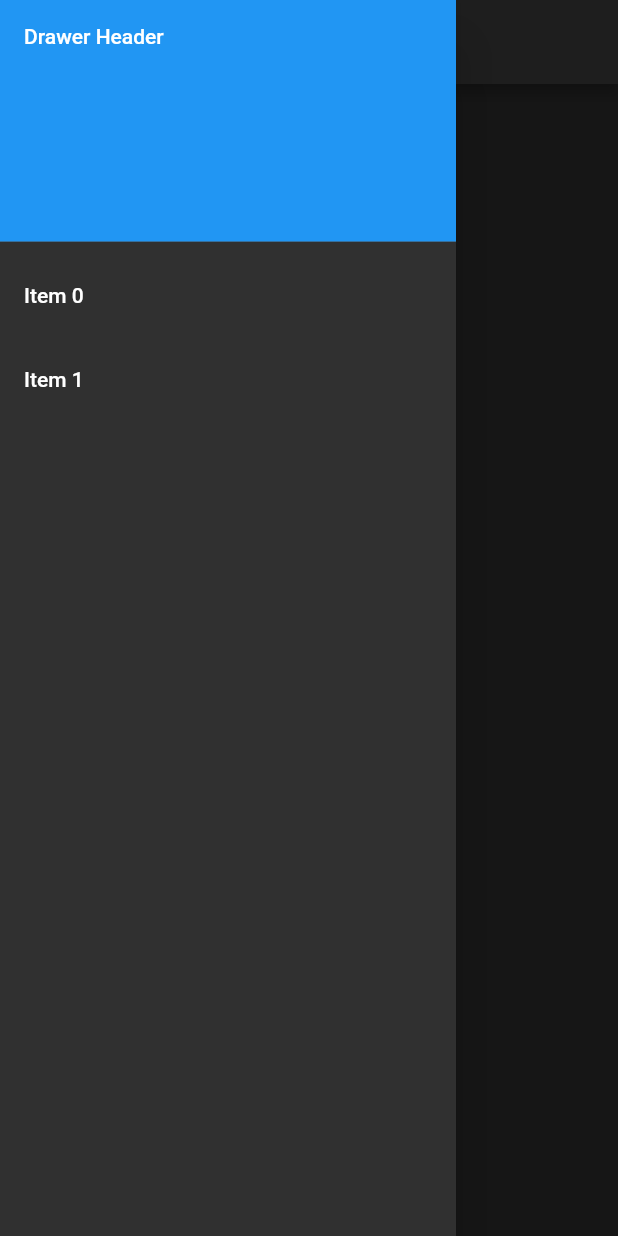
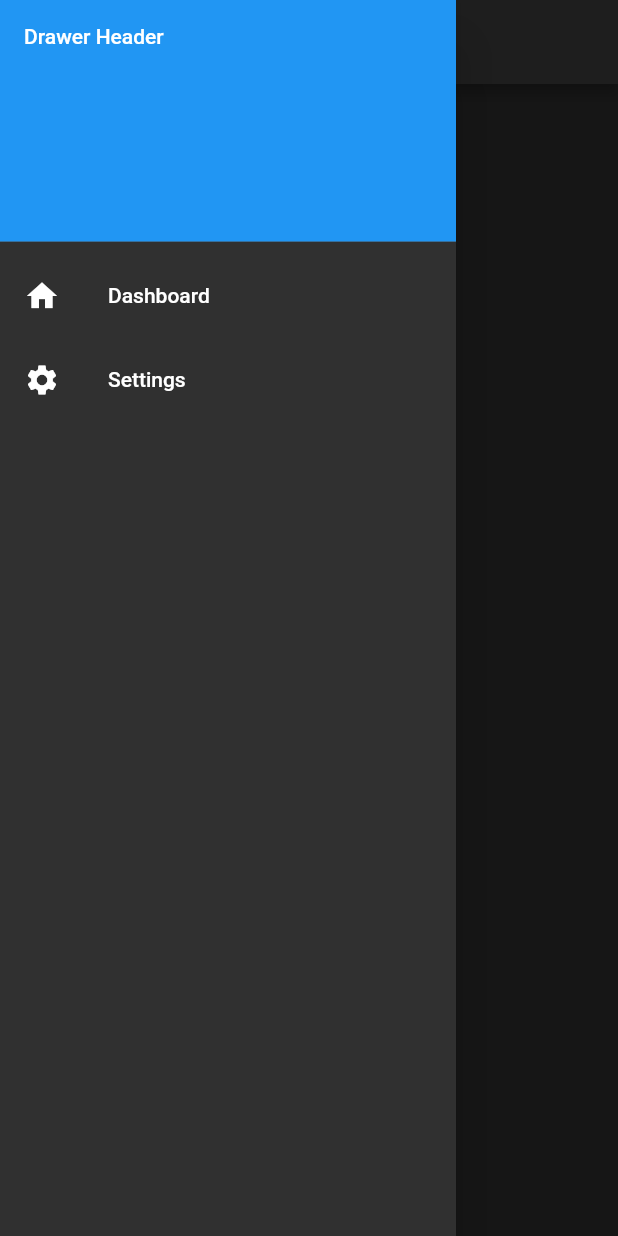
Before and after one commit to manyimy/my_ledger, a Flutter app: the screen it shows after launch, with the side drawer open, on a phone screen of 412 x 824 dp. Run offline on Flutter 3.47's test engine with Material 2 defaults, Android fonts, the phone set to English and light mode, and no system bars.

Commit message:
fix: Title follow page(mod need)

```diff
--- a/lib/main.dart
+++ b/lib/main.dart
@@ -31,13 +31,13 @@ class MyApp extends StatelessWidget {
         primarySwatch: Colors.blue,
         brightness: Brightness.dark,
       ),
-      home: const MyHomePage(title: 'My Ledger'),
+      home: const MyHomePage(),
     );
   }
 }
 
 class MyHomePage extends StatefulWidget {
-  const MyHomePage({Key? key, required this.title}) : super(key: key);
+  const MyHomePage({Key? key}) : super(key: key);
 
   // This widget is the home page of your application. It is stateful, meaning
   // that it has a State object (defined below) that contains fields that affect
@@ -47,8 +47,6 @@ class MyHomePage extends StatefulWidget {
   // case the title) provided by the parent (in this case the App widget) and
   // used by the build method of the State. Fields in a Widget subclass are
   // always marked "final".
-
-  final String title;
 
   @override
   State<MyHomePage> createState() => _MyHomePageState();
@@ -124,6 +122,7 @@ class _MyHomePageState extends State<MyHomePage> {
   List<Widget> bodyWidgets = [DashboardPage(), SettingsPage()];
 
   int index = 0;
+  String title = "My Ledger";
 
   @override
   Widget build(BuildContext context) {
@@ -131,7 +130,7 @@ class _MyHomePageState extends State<MyHomePage> {
         appBar: AppBar(
           // Here we take the value from the MyHomePage object that was created by
           // the App.build method, and use it to set our appbar title.
-          title: Text(widget.title),
+          title: Text(this.title),
         ),
         drawer: Drawer(
           child: ListView(
@@ -144,19 +143,23 @@ class _MyHomePageState extends State<MyHomePage> {
                 child: Text('Drawer Header'),
               ),
               ListTile(
-                title: const Text('Item 0'),
+                leading: Icon(Icons.home),
+                title: const Text('Dashboard'),
                 onTap: () {
                   setState(() {
                     index = 0;
+                    setTitle(title: 'My Ledger');
                     Navigator.pop(context);
                   });
                 },
               ),
               ListTile(
-                title: const Text('Item 1'),
+                leading: Icon(Icons.settings),
+                title: const Text('Settings'),
                 onTap: () {
                   setState(() {
                     index = 1;
+                    setTitle(title: 'Settings');
                     Navigator.pop(context);
                   });
                 },
@@ -165,5 +168,9 @@ class _MyHomePageState extends State<MyHomePage> {
           ),
         ),
         body: bodyWidgets[index]);
-  }
+    }
+
+    void setTitle({required title}) {
+      this.title = title;
+    }
 }
```
Also changed, not shown: lib/settings.dart (+19 -25 lines).
